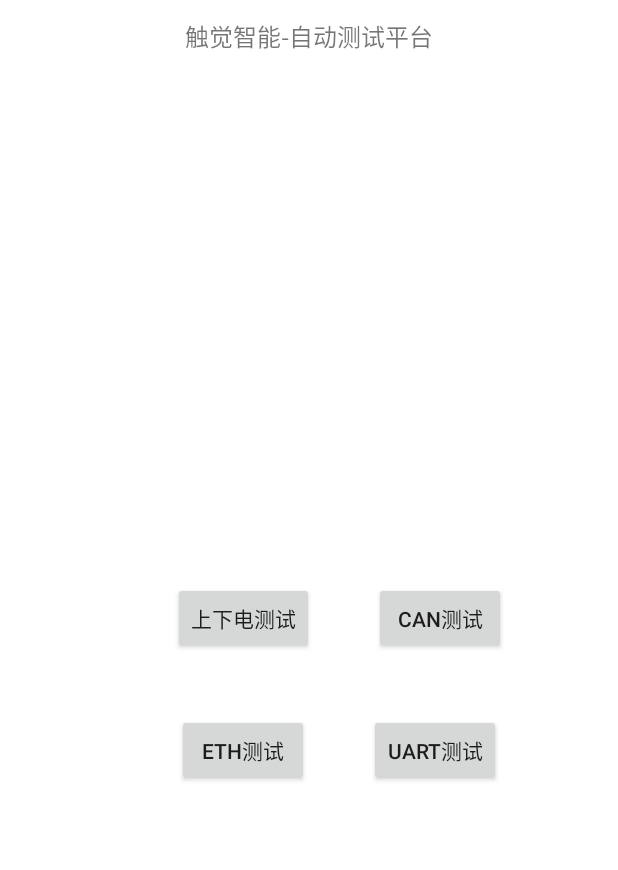
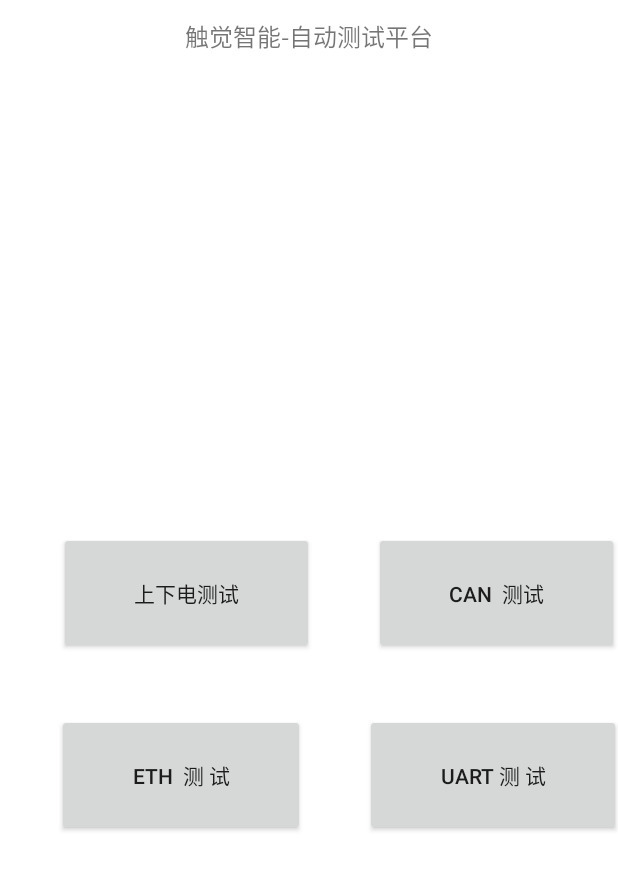
Before and after one commit to zhumeng1582/uart, an Android app: the screen it shows after launch (MainActivity), on a phone screen of 412 x 824 dp. Shown: the top 870 px of the screen. Run offline under Robolectric (Android 15) with nearby library versions, the phone set to English and light mode, and no system bars; libraries missing offline, so code that uses them is left out: com.blankj.utilcode; 1 statement that could not run was skipped.

Commit message:
时长设置

```diff
--- a/app/src/main/java/com/industio/uart/bean/BootPara.java
+++ b/app/src/main/java/com/industio/uart/bean/BootPara.java
@@ -12,7 +12,7 @@ public class BootPara implements Serializable {
     private int shutUpDur = 1000;
     private int shutDownDur = 1000;
     private boolean fullShutUp = true;
-    private int fullShutUpDur = 10000;
+    private int fullShutUpDur = 60;
     private boolean errorContinue = true;
     private boolean alarmSound = true;
     private boolean saveLog = true;
--- a/app/src/main/res/layout/activity_main.xml
+++ b/app/src/main/res/layout/activity_main.xml
@@ -36,6 +36,10 @@
         android:layout_width="wrap_content"
         android:layout_height="wrap_content"
         android:layout_margin="@dimen/dp_40"
+        android:paddingTop="@dimen/dp_30"
+        android:paddingBottom="@dimen/dp_30"
+        android:paddingLeft="@dimen/dp_50"
+        android:paddingRight="@dimen/dp_50"
         android:text="上下电测试"
         app:layout_constraintBottom_toTopOf="@+id/btnETHTest"
         app:layout_constraintEnd_toStartOf="@+id/btnCANTest"
@@ -47,7 +51,11 @@
         android:id="@+id/btnCANTest"
         android:layout_width="wrap_content"
         android:layout_height="wrap_content"
-        android:text="CAN测试"
+        android:text="CAN  测试"
+        android:paddingTop="@dimen/dp_30"
+        android:paddingBottom="@dimen/dp_30"
+        android:paddingLeft="@dimen/dp_50"
+        android:paddingRight="@dimen/dp_50"
         app:layout_constraintEnd_toEndOf="parent"
         app:layout_constraintStart_toEndOf="@+id/btnAutoTest"
         app:layout_constraintTop_toTopOf="@+id/btnAutoTest" />
@@ -58,7 +66,11 @@
         android:layout_height="wrap_content"
         android:layout_marginStart="@dimen/dp_40"
         android:layout_marginEnd="@dimen/dp_40"
-        android:text="ETH测试"
+        android:text="ETH  测 试"
+        android:paddingTop="@dimen/dp_30"
+        android:paddingBottom="@dimen/dp_30"
+        android:paddingLeft="@dimen/dp_50"
+        android:paddingRight="@dimen/dp_50"
         app:layout_constraintBottom_toBottomOf="parent"
         app:layout_constraintEnd_toStartOf="@+id/btnUARTTest"
         app:layout_constraintHorizontal_chainStyle="packed"
@@ -69,7 +81,11 @@
         android:id="@+id/btnUARTTest"
         android:layout_width="wrap_content"
         android:layout_height="wrap_content"
-        android:text="UART测试"
+        android:text="UART 测 试"
+        android:paddingTop="@dimen/dp_30"
+        android:paddingBottom="@dimen/dp_30"
+        android:paddingLeft="@dimen/dp_50"
+        android:paddingRight="@dimen/dp_50"
         app:layout_constraintEnd_toEndOf="parent"
         app:layout_constraintStart_toEndOf="@+id/btnETHTest"
         app:layout_constraintTop_toTopOf="@+id/btnETHTest" />
--- a/app/src/main/res/values/dimens.xml
+++ b/app/src/main/res/values/dimens.xml
@@ -6,6 +6,7 @@
     <dimen name="dp_10">10dp</dimen>
     <dimen name="dp_12">12dp</dimen>
     <dimen name="dp_20">20dp</dimen>
+    <dimen name="dp_30">30dp</dimen>
     <dimen name="dp_40">40dp</dimen>
     <dimen name="dp_50">50dp</dimen>
     <dimen name="dp_100">100dp</dimen>
```
Also changed, not shown: app/src/main/java/com/industio/uart/ui/ComDataFragment.java (+51 -13 lines), app/src/main/java/com/industio/uart/utils/TimeUtils.java (added, +15 -0 lines).
